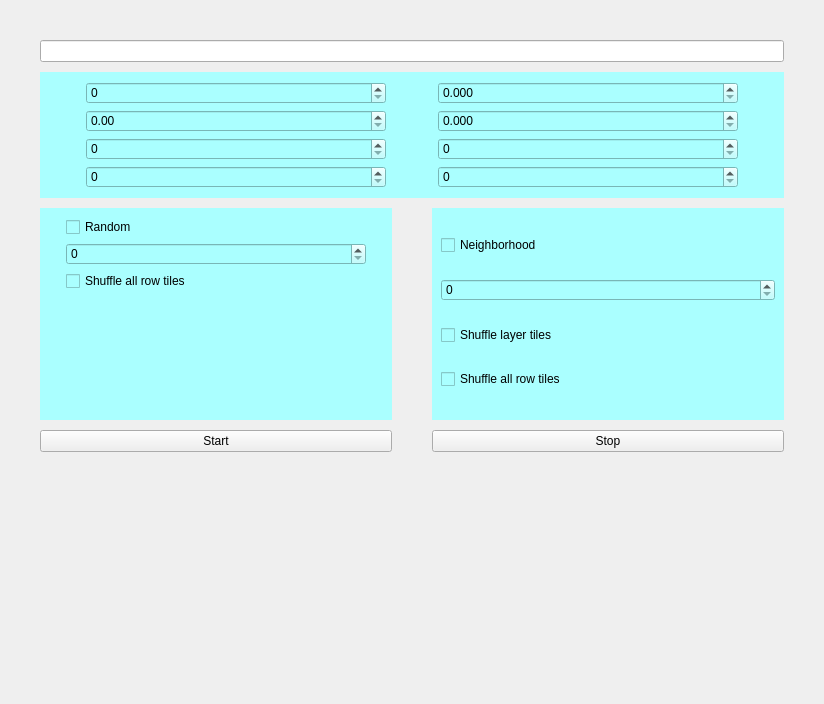
Before: the Qt Designer form gui/ui/TestFrame.ui in nico88chessa/MIBDV, drawn with Qt 5.
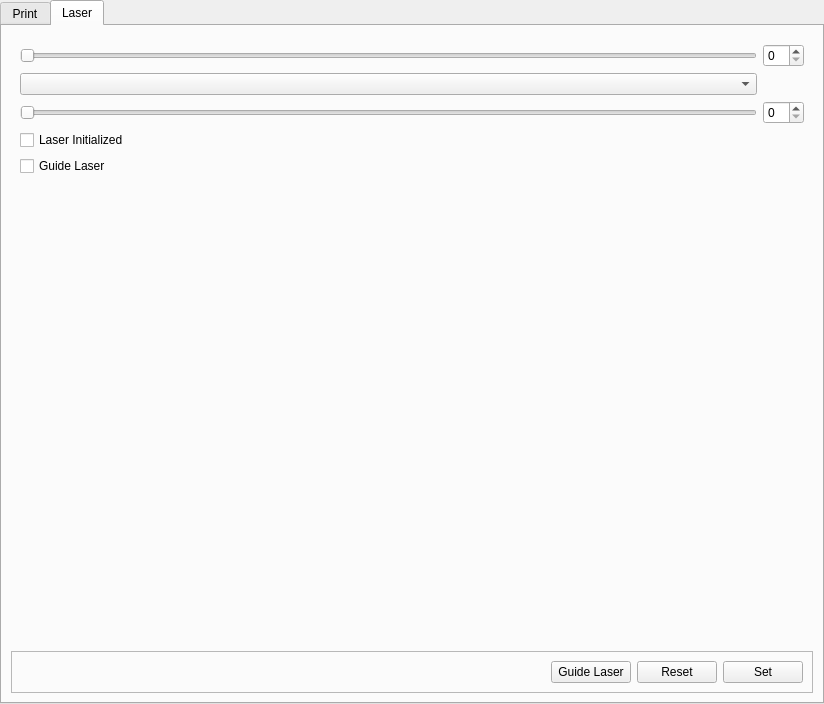
After: the same form once the commit is applied. Custom widgets are drawn as their Qt base class.

Commit message: primo commit con agganciata la parte UI della gestione del laser; modificato CMakeLists.txt per compilazione; aggiunto FLAG_IPG_YLPN_LASER_PRESENT per bypassare l'inizializzazione del laser; piccola modifica stylesheet per visualizzare disattivazione pulsanti; aggiungo parametri di configurazione laser in Settings;

What changed in the file:
```diff
--- a/gui/ui/TestFrame.ui
+++ b/gui/ui/TestFrame.ui
@@ -15,44 +15,31 @@
   </property>
   <layout class="QGridLayout" name="gridLayout_2">
    <property name="leftMargin">
-    <number>40</number>
+    <number>0</number>
    </property>
    <property name="topMargin">
-    <number>40</number>
+    <number>0</number>
    </property>
    <property name="rightMargin">
-    <number>40</number>
+    <number>0</number>
    </property>
    <property name="bottomMargin">
-    <number>40</number>
+    <number>0</number>
    </property>
-   <property name="horizontalSpacing">
-    <number>40</number>
+   <property name="spacing">
+    <number>0</number>
    </property>
-   <property name="verticalSpacing">
-    <number>10</number>
-   </property>
-   <item row="10" column="0" colspan="2">
-    <spacer name="verticalSpacer">
-     <property name="orientation">
-      <enum>Qt::Vertical</enum>
-     </property>
-     <property name="sizeHint" stdset="0">
-      <size>
-       <width>20</width>
-       <height>40</height>
-      </size>
-     </property>
-    </spacer>
-   </item>
-   <item row="9" column="1">
-    <widget class="QPushButton" name="pbStopProcess">
-     <property name="text">
-      <string>Stop</string>
-     </property>
-    </widget>
-   </item>
-   <item row="1" column="0" colspan="2">
+   <item row="0" column="0">
+    <widget class="QTabWidget" name="tabWidget">
+     <property name="currentIndex">
+      <number>1</number>
+     </property>
+     <widget class="QWidget" name="tabPrint">
+      <attribute name="title">
+       <string>Print</string>
+      </attribute>
+      <layout class="QGridLayout" name="gridLayout_5">
+       <item row="0" column="0" colspan="2">
     <widget class="MDLineEdit" name="leFilePath">
      <property name="minimumSize">
       <size>
@@ -65,75 +52,7 @@
      </property>
     </widget>
    </item>
-   <item row="9" column="0">
-    <widget class="QPushButton" name="pbStartProcess">
-     <property name="text">
-      <string>Start</string>
-     </property>
-    </widget>
-   </item>
-   <item row="3" column="0">
-    <widget class="QWidget" name="wRandom" native="true">
-     <property name="minimumSize">
-      <size>
-       <width>0</width>
-       <height>0</height>
-      </size>
-     </property>
-     <property name="styleSheet">
-      <string notr="true">background-color: rgb(170, 255, 255);</string>
-     </property>
-     <layout class="QGridLayout" name="gridLayout_3">
-      <item row="2" column="0">
-       <widget class="QCheckBox" name="cbRShuffleRowTiles">
-        <property name="text">
-         <string>Shuffle all row tiles</string>
-        </property>
-       </widget>
-      </item>
-      <item row="1" column="0">
-       <widget class="MDSpinBox" name="sbRPointsPerTile">
-        <property name="minimumSize">
-         <size>
-          <width>300</width>
-          <height>0</height>
-         </size>
-        </property>
-        <property name="maximumSize">
-         <size>
-          <width>300</width>
-          <height>16777215</height>
-         </size>
-        </property>
-        <property name="label" stdset="0">
-         <string>Points per Tile</string>
-        </property>
-       </widget>
-      </item>
-      <item row="0" column="0">
-       <widget class="QCheckBox" name="cbRandomChoice">
-        <property name="text">
-         <string>Random</string>
-        </property>
-       </widget>
-      </item>
-      <item row="3" column="0">
-       <spacer name="verticalSpacer_2">
-        <property name="orientation">
-         <enum>Qt::Vertical</enum>
-        </property>
-        <property name="sizeHint" stdset="0">
-         <size>
-          <width>20</width>
-          <height>40</height>
-         </size>
-        </property>
-       </spacer>
-      </item>
-     </layout>
-    </widget>
-   </item>
-   <item row="2" column="0" colspan="2">
+       <item row="1" column="0" colspan="2">
     <widget class="QWidget" name="wGeneral" native="true">
      <property name="minimumSize">
       <size>
@@ -154,9 +73,6 @@
       <property name="rightMargin">
        <number>0</number>
       </property>
-      <property name="bottomMargin">
-       <number>10</number>
-      </property>
       <item row="0" column="0">
        <widget class="MDSpinBox" name="sbTileSize">
         <property name="minimumSize">
@@ -300,7 +216,68 @@
      </layout>
     </widget>
    </item>
-   <item row="3" column="1">
+       <item row="2" column="0">
+        <widget class="QWidget" name="wRandom" native="true">
+         <property name="minimumSize">
+          <size>
+           <width>0</width>
+           <height>0</height>
+          </size>
+         </property>
+         <property name="styleSheet">
+          <string notr="true">background-color: rgb(170, 255, 255);</string>
+         </property>
+         <layout class="QGridLayout" name="gridLayout_3">
+          <item row="2" column="0">
+           <widget class="QCheckBox" name="cbRShuffleRowTiles">
+            <property name="text">
+             <string>Shuffle all row tiles</string>
+            </property>
+           </widget>
+          </item>
+          <item row="1" column="0">
+           <widget class="MDSpinBox" name="sbRPointsPerTile">
+            <property name="minimumSize">
+             <size>
+              <width>300</width>
+              <height>0</height>
+             </size>
+            </property>
+            <property name="maximumSize">
+             <size>
+              <width>300</width>
+              <height>16777215</height>
+             </size>
+            </property>
+            <property name="label" stdset="0">
+             <string>Points per Tile</string>
+            </property>
+           </widget>
+          </item>
+          <item row="0" column="0">
+           <widget class="QCheckBox" name="cbRandomChoice">
+            <property name="text">
+             <string>Random</string>
+            </property>
+           </widget>
+          </item>
+          <item row="3" column="0">
+           <spacer name="verticalSpacer_2">
+            <property name="orientation">
+             <enum>Qt::Vertical</enum>
+            </property>
+            <property name="sizeHint" stdset="0">
+             <size>
+              <width>20</width>
+              <height>40</height>
+             </size>
+            </property>
+           </spacer>
+          </item>
+         </layout>
+        </widget>
+       </item>
+       <item row="2" column="1">
     <widget class="QWidget" name="wNeighborhood" native="true">
      <property name="styleSheet">
       <string notr="true">background-color: rgb(170, 255, 255);</string>
@@ -337,7 +314,178 @@
         </property>
        </widget>
       </item>
-     </layout>
+          <item row="4" column="0">
+           <spacer name="verticalSpacer_3">
+            <property name="orientation">
+             <enum>Qt::Vertical</enum>
+            </property>
+            <property name="sizeHint" stdset="0">
+             <size>
+              <width>20</width>
+              <height>40</height>
+             </size>
+            </property>
+           </spacer>
+          </item>
+         </layout>
+        </widget>
+       </item>
+       <item row="3" column="0">
+        <widget class="QPushButton" name="pbStartProcess">
+         <property name="text">
+          <string>Start</string>
+         </property>
+        </widget>
+       </item>
+       <item row="3" column="1">
+        <widget class="QPushButton" name="pbStopProcess">
+         <property name="text">
+          <string>Stop</string>
+         </property>
+        </widget>
+       </item>
+       <item row="4" column="0" colspan="2">
+        <spacer name="verticalSpacer">
+         <property name="orientation">
+          <enum>Qt::Vertical</enum>
+         </property>
+         <property name="sizeHint" stdset="0">
+          <size>
+           <width>20</width>
+           <height>239</height>
+          </size>
+         </property>
+        </spacer>
+       </item>
+      </layout>
+     </widget>
+     <widget class="QWidget" name="tabLaser">
+      <attribute name="title">
+       <string>Laser</string>
+      </attribute>
+      <layout class="QGridLayout" name="gridLayout_6">
+       <item row="0" column="0">
+        <widget class="QFrame" name="laserContentFrame">
+         <property name="frameShape">
+          <enum>QFrame::NoFrame</enum>
+         </property>
+         <property name="frameShadow">
+          <enum>QFrame::Plain</enum>
+         </property>
+         <layout class="QGridLayout" name="gridLayout_7">
+          <item row="2" column="0">
+           <widget class="QSlider" name="hsLaserFrequency">
+            <property name="orientation">
+             <enum>Qt::Horizontal</enum>
+            </property>
+           </widget>
+          </item>
+          <item row="0" column="1">
+           <widget class="MDSpinBox" name="sbLaserPower">
+            <property name="label" stdset="0">
+             <string>Power [%]</string>
+            </property>
+           </widget>
+          </item>
+          <item row="2" column="1">
+           <widget class="MDSpinBox" name="sbLaserFrequency">
+            <property name="label" stdset="0">
+             <string>Frequency [Khz]</string>
+            </property>
+           </widget>
+          </item>
+          <item row="0" column="0">
+           <widget class="QSlider" name="hsLaserPower">
+            <property name="orientation">
+             <enum>Qt::Horizontal</enum>
+            </property>
+           </widget>
+          </item>
+          <item row="1" column="0">
+           <widget class="MDComboBox" name="cbLaserPulseWidth">
+            <property name="labelText" stdset="0">
+             <string>Pulse width</string>
+            </property>
+           </widget>
+          </item>
+          <item row="6" column="0">
+           <spacer name="verticalSpacer_4">
+            <property name="orientation">
+             <enum>Qt::Vertical</enum>
+            </property>
+            <property name="sizeHint" stdset="0">
+             <size>
+              <width>20</width>
+              <height>40</height>
+             </size>
+            </property>
+           </spacer>
+          </item>
+          <item row="4" column="0">
+           <widget class="QCheckBox" name="cbGuideLaser">
+            <property name="text">
+             <string>Guide Laser</string>
+            </property>
+           </widget>
+          </item>
+          <item row="3" column="0">
+           <widget class="QCheckBox" name="cbLaserInitialized">
+            <property name="text">
+             <string>Laser Initialized</string>
+            </property>
+           </widget>
+          </item>
+         </layout>
+        </widget>
+       </item>
+       <item row="4" column="0">
+        <widget class="QFrame" name="laserBottomFrame">
+         <property name="frameShape">
+          <enum>QFrame::StyledPanel</enum>
+         </property>
+         <property name="frameShadow">
+          <enum>QFrame::Raised</enum>
+         </property>
+         <layout class="QGridLayout" name="gridLayout_8">
+          <item row="0" column="2">
+           <widget class="QPushButton" name="pbReset">
+            <property name="text">
+             <string>Reset</string>
+            </property>
+           </widget>
+          </item>
+          <item row="0" column="3">
+           <widget class="QPushButton" name="pbSet">
+            <property name="text">
+             <string>Set</string>
+            </property>
+           </widget>
+          </item>
+          <item row="0" column="0">
+           <spacer name="horizontalSpacer">
+            <property name="orientation">
+             <enum>Qt::Horizontal</enum>
+            </property>
+            <property name="sizeHint" stdset="0">
+             <size>
+              <width>534</width>
+              <height>20</height>
+             </size>
+            </property>
+           </spacer>
+          </item>
+          <item row="0" column="1">
+           <widget class="QPushButton" name="pbGuideLaser">
+            <property name="text">
+             <string>Guide Laser</string>
+            </property>
+           </widget>
+          </item>
+         </layout>
+        </widget>
+       </item>
+      </layout>
+     </widget>
     </widget>
    </item>
   </layout>
@@ -358,6 +506,11 @@
    <extends>QDoubleSpinBox</extends>
    <header>gui/custom-widgets/MDDoubleSpinBox.hpp</header>
   </customwidget>
+  <customwidget>
+   <class>MDComboBox</class>
+   <extends>QComboBox</extends>
+   <header>gui/custom-widgets/MDComboBox.hpp</header>
+  </customwidget>
  </customwidgets>
  <tabstops>
   <tabstop>leFilePath</tabstop>
```
Left out of the diff: 31 changed lines with no effect on the pictures. Lines whose indentation alone changed are shown as unchanged. The commit also changes 12 other files.
